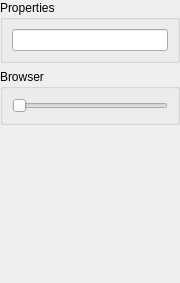
Before: the Qt Designer form applications/mne_analyze/extensions/stcbrowser/FormFiles/stccontrol.ui in LorenzE/mne-cpp, drawn with Qt 5.
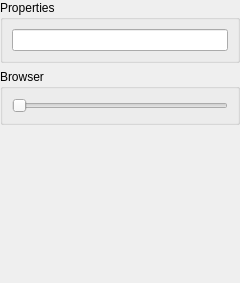
After: the same form once the commit is applied.

Commit message: [MA-8] Beautifying MNEAnalyze. Minimum and Maximum width of Extension dock widgets are now defined in the .ui files.

```diff
--- a/applications/mne_analyze/extensions/stcbrowser/FormFiles/stccontrol.ui
+++ b/applications/mne_analyze/extensions/stcbrowser/FormFiles/stccontrol.ui
@@ -6,16 +6,22 @@
    <rect>
     <x>0</x>
     <y>0</y>
-    <width>180</width>
+    <width>240</width>
     <height>283</height>
    </rect>
   </property>
   <property name="minimumSize">
    <size>
-    <width>180</width>
+    <width>200</width>
     <height>0</height>
    </size>
   </property>
+  <property name="maximumSize">
+   <size>
+    <width>240</width>
+    <height>16777215</height>
+   </size>
+  </property>
   <property name="windowTitle">
    <string>STC Browser</string>
   </property>
```
The commit also changes 12 other files.
